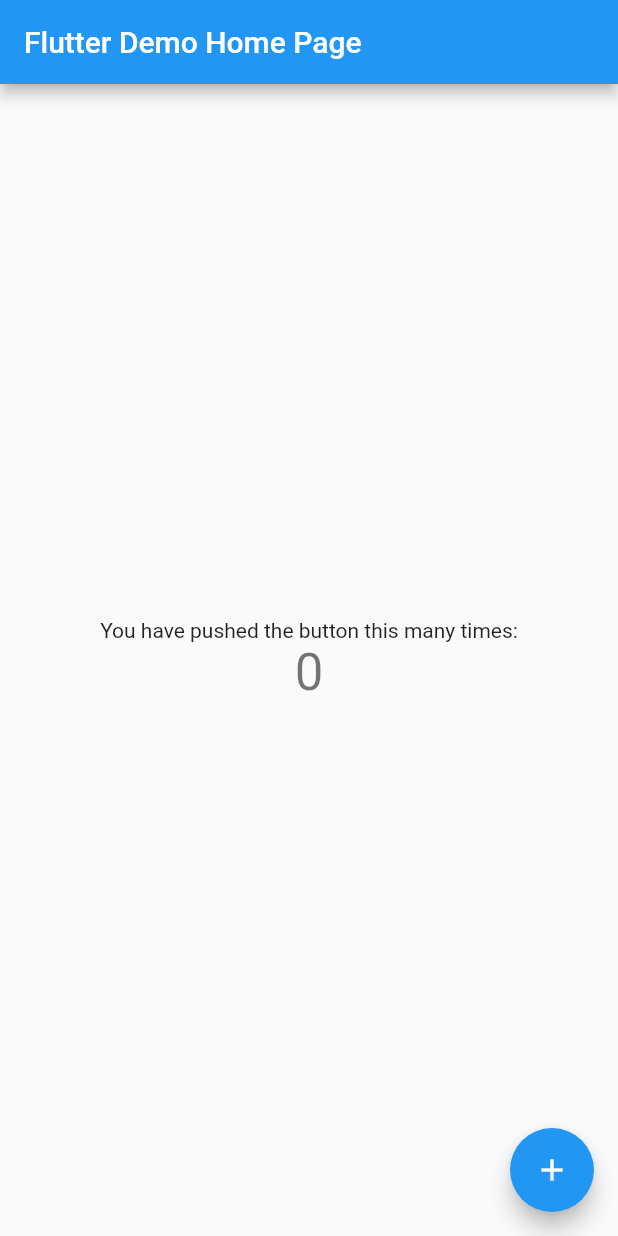
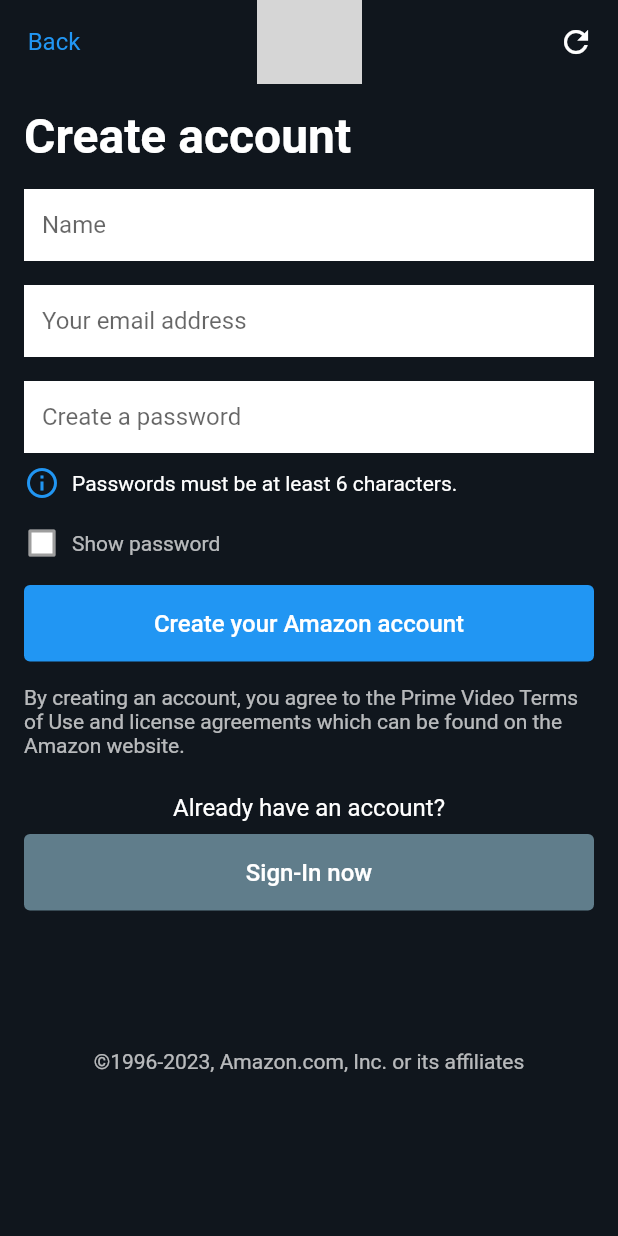
Before and after one commit to PhyoThihaWin/assignment_modules, a Flutter app: the screen it shows after launch, on a phone screen of 412 x 824 dp. Run offline on Flutter 3.47's test engine with Material 2 defaults, Android fonts, the light colour scheme and no system bars; grey boxes are pictures that could not be loaded.

Commit message:
Done: padc module-one.

```diff
--- a/lib/main.dart
+++ b/lib/main.dart
@@ -1,4 +1,5 @@
 import 'package:flutter/material.dart';
+import 'module_one/prime_register.dart';
 
 void main() {
   runApp(const MyApp());
@@ -11,7 +12,8 @@
   @override
   Widget build(BuildContext context) {
     return MaterialApp(
-      title: 'Flutter Demo',
+      debugShowCheckedModeBanner: false,
+      title: 'Prime Login Form',
       theme: ThemeData(
         // This is the theme of your application.
         //
@@ -24,92 +26,8 @@
         // is not restarted.
         primarySwatch: Colors.blue,
       ),
-      home: const MyHomePage(title: 'Flutter Demo Home Page'),
+      home: const PrimeRegisterForm(),
+      // home: const TutorialLoginPage(),
     );
   }
 }
-
-class MyHomePage extends StatefulWidget {
-  const MyHomePage({Key? key, required this.title}) : super(key: key);
-
-  // This widget is the home page of your application. It is stateful, meaning
-  // that it has a State object (defined below) that contains fields that affect
-  // how it looks.
-
-  // This class is the configuration for the state. It holds the values (in this
-  // case the title) provided by the parent (in this case the App widget) and
-  // used by the build method of the State. Fields in a Widget subclass are
-  // always marked "final".
-
-  final String title;
-
-  @override
-  State<MyHomePage> createState() => _MyHomePageState();
-}
-
-class _MyHomePageState extends State<MyHomePage> {
-  int _counter = 0;
-
-  void _incrementCounter() {
-    setState(() {
-      // This call to setState tells the Flutter framework that something has
-      // changed in this State, which causes it to rerun the build method below
-      // so that the display can reflect the updated values. If we changed
-      // _counter without calling setState(), then the build method would not be
-      // called again, and so nothing would appear to happen.
-      _counter++;
-    });
-  }
-
-  @override
-  Widget build(BuildContext context) {
-    // This method is rerun every time setState is called, for instance as done
-    // by the _incrementCounter method above.
-    //
-    // The Flutter framework has been optimized to make rerunning build methods
-    // fast, so that you can just rebuild anything that needs updating rather
-    // than having to individually change instances of widgets.
-    return Scaffold(
-      appBar: AppBar(
-        // Here we take the value from the MyHomePage object that was created by
-        // the App.build method, and use it to set our appbar title.
-        title: Text(widget.title),
-      ),
-      body: Center(
-        // Center is a layout widget. It takes a single child and positions it
-        // in the middle of the parent.
-        child: Column(
-          // Column is also a layout widget. It takes a list of children and
-          // arranges them vertically. By default, it sizes itself to fit its
-          // children horizontally, and tries to be as tall as its parent.
-          //
-          // Invoke "debug painting" (press "p" in the console, choose the
-          // "Toggle Debug Paint" action from the Flutter Inspector in Android
-          // Studio, or the "Toggle Debug Paint" command in Visual Studio Code)
-          // to see the wireframe for each widget.
-          //
-          // Column has various properties to control how it sizes itself and
-          // how it positions its children. Here we use mainAxisAlignment to
-          // center the children vertically; the main axis here is the vertical
-          // axis because Columns are vertical (the cross axis would be
-          // horizontal).
-          mainAxisAlignment: MainAxisAlignment.center,
-          children: <Widget>[
-            const Text(
-              'You have pushed the button this many times:',
-            ),
-            Text(
-              '$_counter',
-              style: Theme.of(context).textTheme.headline4,
-            ),
-          ],
-        ),
-      ),
-      floatingActionButton: FloatingActionButton(
-        onPressed: _incrementCounter,
-        tooltip: 'Increment',
-        child: const Icon(Icons.add),
-      ), // This trailing comma makes auto-formatting nicer for build methods.
-    );
-  }
-}
--- /dev/null
+++ b/lib/module_one/prime_register.dart
@@ -0,0 +1,188 @@
+import 'package:flutter/material.dart';
+
+class PrimeRegisterForm extends StatelessWidget {
+  const PrimeRegisterForm({Key? key}) : super(key: key);
+
+  @override
+  Widget build(BuildContext context) {
+    return Scaffold(
+      appBar: AppBar(
+        centerTitle: true,
+        title: Image.asset(
+          'assets/images/prime_logo.png',
+          width: 70,
+          color: Colors.white,
+        ),
+        backgroundColor: const Color.fromRGBO(16, 22, 29, 1),
+        elevation: 0,
+        leading: Container(
+          margin: const EdgeInsets.only(left: 16),
+          alignment: Alignment.center,
+          child: const Text(
+            "Back",
+            style: TextStyle(fontSize: 16, color: Colors.blue),
+          ),
+        ),
+        actions: const [
+          Padding(
+            padding: EdgeInsets.all(16.0),
+            child: Icon(Icons.refresh),
+          )
+        ],
+      ),
+      body: Container(
+        height: double.maxFinite,
+        width: double.maxFinite,
+        color: const Color.fromRGBO(16, 22, 29, 1),
+        padding: const EdgeInsets.symmetric(horizontal: 16, vertical: 16),
+        child: Column(
+          crossAxisAlignment: CrossAxisAlignment.start,
+          children: [
+            const Text(
+              "Create account",
+              style: TextStyle(
+                  fontSize: 32,
+                  fontWeight: FontWeight.bold,
+                  color: Colors.white),
+            ),
+            const SizedBox(
+              height: 16,
+            ),
+            const TextField(
+              decoration: InputDecoration(
+                  fillColor: Colors.white,
+                  filled: true,
+                  border: InputBorder.none,
+                  hintText: "Name"),
+            ),
+            const SizedBox(
+              height: 16,
+            ),
+            const TextField(
+              decoration: InputDecoration(
+                  fillColor: Colors.white,
+                  filled: true,
+                  border: InputBorder.none,
+                  hintText: "Your email address"),
+            ),
+            const SizedBox(
+              height: 16,
+            ),
+            const TextField(
+              decoration: InputDecoration(
+                  fillColor: Colors.white,
+                  filled: true,
+                  border: InputBorder.none,
+                  hintText: "Create a password"),
+            ),
+            const SizedBox(
+              height: 8,
+            ),
+            Row(
+              children: const [
+                Icon(
+                  Icons.info_outlined,
+                  color: Colors.blue,
+                ),
+                SizedBox(
+                  width: 8,
+                ),
+                Text(
+                  "Passwords must be at least 6 characters.",
+                  style: TextStyle(color: Colors.white),
+                )
+              ],
+            ),
+            const SizedBox(
+              height: 16,
+            ),
+            Row(
+              children: [
+                SizedBox(
+                  width: 24.0,
+                  height: 24.0,
+                  child: Checkbox(
+                    fillColor: MaterialStateProperty.all<Color>(Colors.white),
+                    value: false,
+                    onChanged: null,
+                  ),
+                ),
+                const SizedBox(
+                  width: 8,
+                ),
+                const Text(
+                  "Show password",
+                  style: TextStyle(color: Colors.white70),
+                )
+              ],
+            ),
+            const SizedBox(
+              height: 16,
+            ),
+            SizedBox(
+              width: double.maxFinite,
+              child: TextButton(
+                onPressed: () {},
+                style: ButtonStyle(
+                  backgroundColor:
+                      MaterialStateProperty.all<Color>(Colors.blue),
+                ),
+                child: const Padding(
+                  padding: EdgeInsets.symmetric(horizontal: 24, vertical: 8),
+                  child: Text(
+                    "Create your Amazon account",
+                    style: TextStyle(color: Colors.white, fontSize: 16),
+                  ),
+                ),
+              ),
+            ),
+            const SizedBox(
+              height: 16,
+            ),
+            const Text(
+              "By creating an account, you agree to the Prime Video Terms of Use and license agreements which can be found on the Amazon website.",
+              style: TextStyle(color: Colors.white70),
+            ),
+            const SizedBox(
+              height: 24,
+            ),
+            const Center(
+              child: Text(
+                "Already have an account?",
+                style: TextStyle(color: Colors.white, fontSize: 16),
+              ),
+            ),
+            const SizedBox(
+              height: 8,
+            ),
+            SizedBox(
+              width: double.maxFinite,
+              child: TextButton(
+                onPressed: () {},
+                style: ButtonStyle(
+                  backgroundColor:
+                      MaterialStateProperty.all<Color>(Colors.blueGrey),
+                ),
+                child: const Padding(
+                  padding: EdgeInsets.symmetric(horizontal: 24, vertical: 8),
+                  child: Text(
+                    "Sign-In now",
+                    style: TextStyle(color: Colors.white, fontSize: 16),
+                  ),
+                ),
+              ),
+            ),
+            const Expanded(
+              child: Center(
+                child: Text(
+                  "©1996-2023, Amazon.com, Inc. or its affiliates",
+                  style: TextStyle(color: Colors.white70),
+                ),
+              ),
+            )
+          ],
+        ),
+      ),
+    );
+  }
+}
--- /dev/null
+++ b/lib/module_one/tutorial_login.dart
@@ -0,0 +1,81 @@
+import 'package:flutter/material.dart';
+
+class TutorialLoginPage extends StatelessWidget {
+  const TutorialLoginPage({Key? key}) : super(key: key);
+
+  @override
+  Widget build(BuildContext context) {
+    return Scaffold(
+      appBar: AppBar(
+        backgroundColor: Colors.black,
+        centerTitle: true,
+        title: const Text(
+          "Login",
+          style: TextStyle(fontWeight: FontWeight.bold),
+        ),
+        leading: const Icon(Icons.arrow_back_ios_new),
+      ),
+      body: Container(
+        padding: const EdgeInsets.symmetric(horizontal: 32),
+        color: const Color.fromRGBO(19, 19, 19, 1.0),
+        child: Center(
+          child: Column(
+            mainAxisSize: MainAxisSize.min,
+            children: [
+              const TextField(
+                decoration: InputDecoration(
+                  filled: true,
+                  fillColor: Color.fromRGBO(38, 38, 38, 1.0),
+                  hintText: "Email",
+                  hintStyle: TextStyle(color: Colors.white70),
+                ),
+                style: TextStyle(color: Colors.white),
+              ),
+              const SizedBox(
+                height: 20,
+              ),
+              const TextField(
+                decoration: InputDecoration(
+                  filled: true,
+                  fillColor: Color.fromRGBO(38, 38, 38, 1.0),
+                  hintText: "Password",
+                  hintStyle: TextStyle(color: Colors.white70),
+                ),
+                style: TextStyle(color: Colors.white),
+              ),
+              const SizedBox(
+                height: 20,
+              ),
+              TextButton(
+                onPressed: () {
+                  print("Clicked sign-in button.");
+                },
+                child: const Text(
+                  "Sign in",
+                  style: TextStyle(
+                      color: Colors.white,
+                      fontWeight: FontWeight.bold,
+                      fontSize: 20),
+                ),
+              ),
+              const SizedBox(
+                height: 8,
+              ),
+              TextButton(
+                onPressed: () {
+                  print("Clicked sign-in button.");
+                },
+                child: const Text(
+                  "Recover Password",
+                  style: TextStyle(
+                      color: Colors.white,
+                      fontSize: 12),
+                ),
+              )
+            ],
+          ),
+        ),
+      ),
+    );
+  }
+}
```
